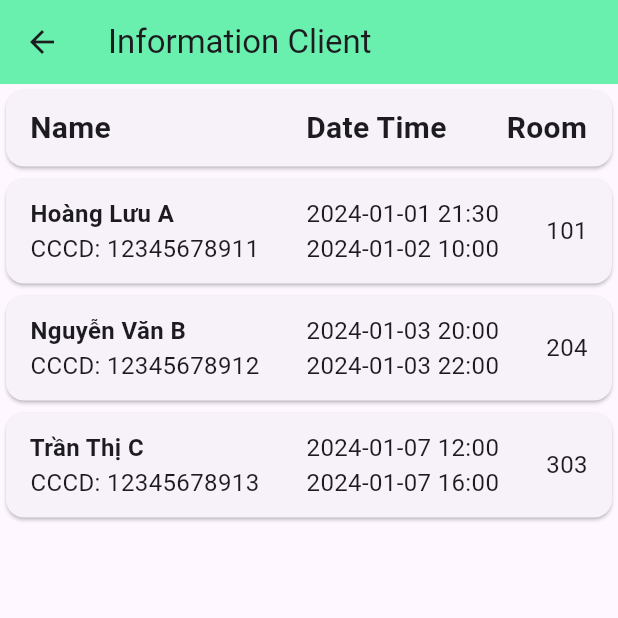
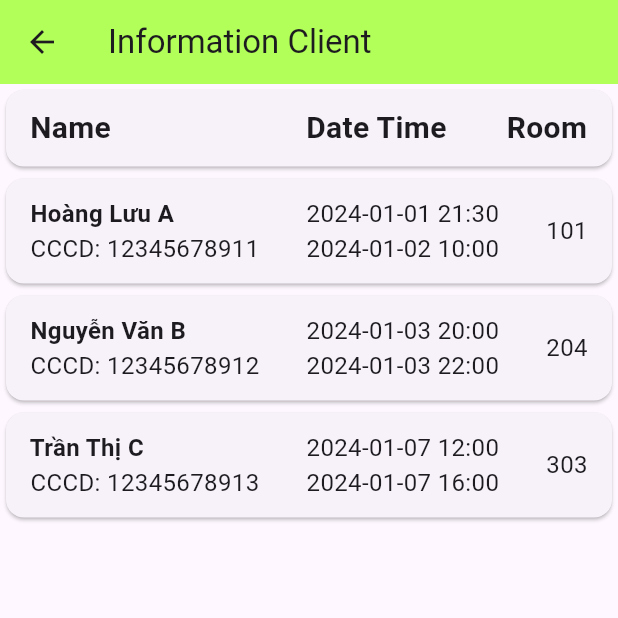
Before and after one commit to ptnga/laptrinhUD, a Flutter app: the screen it shows after launch, after a tap on "Room", after a tap on the "arrow back" icon, after a tap on "Client", on a phone screen of 412 x 824 dp, the top half of it. Run offline on Flutter 3.47's test engine with Material 3 defaults, Android fonts, the phone set to English and light mode, and no system bars; network calls fail.

```diff
--- a/qlkhachsan/lib/main.dart
+++ b/qlkhachsan/lib/main.dart
@@ -10,6 +10,7 @@ import 'widgets/showClient.dart';
 import '/widgets/showRoomDetailList.dart';
 import 'widgets/showService.dart';
 import 'widgets/statistic.dart';
+import '/widgets/about.dart';
 
 void main() {
   runApp(const MyApp());
@@ -35,7 +36,8 @@ class MyApp extends StatelessWidget {
           "/thongtin": (context) => showRoomDetai(),
           "/khachhang": (context) => showClient(),
           "/dichvu": (context) => Service(),
-          "/thongke": (context) => StatisticsPage()
+          "/thongke": (context) => StatisticsPage(),
+          "/about": (context) => About()
         },
         //home: MyHomePage(), // Set MyHomePage as the home screen
       ),
--- a/qlkhachsan/lib/widgets/components/my_drawer.dart
+++ b/qlkhachsan/lib/widgets/components/my_drawer.dart
@@ -12,7 +12,7 @@ class MyDrawer extends StatelessWidget{
             accountEmail: Text('nguyenhuuhoan22032003@gmail.com'),
             currentAccountPicture: GestureDetector(
               child: new CircleAvatar(
-                  backgroundColor: Colors.red,
+                  backgroundColor: Colors.orange,
                   child: Icon(Icons.person, color: Colors.white,)
               ),
             ),
@@ -28,28 +28,42 @@ class MyDrawer extends StatelessWidget{
             ),
           ),
           InkWell(
-            onTap: () => Navigator.of(context).popAndPushNamed('/'),
+            onTap: () => Navigator.of(context).popAndPushNamed('/phong'),
             child: ListTile(
               title: Text('Room'),
               leading: Icon(Icons.room, color: Colors.red),
             ),
           ),
           InkWell(
-            onTap: () => Navigator.of(context).popAndPushNamed('/'),
+            onTap: () => Navigator.of(context).popAndPushNamed('/khachhang'),
+            child: ListTile(
+              title: Text('Client'),
+              leading: Icon(Icons.people, color: Colors.orange),
+            ),
+          ),
+          InkWell(
+            onTap: () => Navigator.of(context).popAndPushNamed('/dichvu'),
             child: ListTile(
               title: Text('Service'),
               leading: Icon(Icons.cleaning_services),
             ),
           ),
           InkWell(
-            onTap: () => Navigator.of(context).popAndPushNamed('/'),
+            onTap: () => Navigator.of(context).popAndPushNamed('/book'),
             child: ListTile(
               title: Text('Pay Order'),
               leading: Icon(Icons.calendar_today, color: Colors.purple,),
             ),
           ),
           InkWell(
-            onTap: () => Navigator.of(context).popAndPushNamed('/'),
+            onTap: () => Navigator.of(context).popAndPushNamed('/thongtin'),
+            child: ListTile(
+              title: Text('Information'),
+              leading: Icon(Icons.insert_drive_file, color: Colors.brown),
+            ),
+          ),
+          InkWell(
+            onTap: () => Navigator.of(context).popAndPushNamed('/thongke'),
             child: ListTile(
               title: Text('Statistics'),
               leading: Icon(Icons.bar_chart, color: Colors.orange),
@@ -66,7 +80,7 @@ class MyDrawer extends StatelessWidget{
             ),
           ),
           InkWell(
-            onTap: () => Navigator.of(context).popAndPushNamed('/'),
+            onTap: () => Navigator.of(context).popAndPushNamed('/about'),
             child: ListTile(
               title: Text('About'),
               leading: Icon(Icons.help, color: Colors.green),
--- a/qlkhachsan/lib/widgets/home_page.dart
+++ b/qlkhachsan/lib/widgets/home_page.dart
@@ -182,7 +182,7 @@ class MyHomePage extends StatelessWidget{
                       mainAxisAlignment: MainAxisAlignment.center,
                       children: [
                         Image.network(
-                          'https://encrypted-tbn0.gstatic.com/images?q=tbn:ANd9GcT8G0oe-9R-XHGLoIzNMFkVY2W9TuN9T_UnqM_M4yqw5Pe0LFpw1aOXhUi1Onk9MVLs6As&usqp=CAU',
+                          'https://static.vecteezy.com/ti/vecteur-libre/p1/16436622-conception-d-icone-de-vecteur-de-chambre-a-coucher-gratuit-vectoriel.jpg',
                           width: ui.fontSize * 4,
                           height: ui.fontSize * 4,
                         ),
--- a/qlkhachsan/lib/widgets/settings.dart
+++ b/qlkhachsan/lib/widgets/settings.dart
@@ -15,7 +15,7 @@ class MySetting extends StatelessWidget {
               backgroundColor: ui.appBarColor,
             ),
 
-            drawer: MyDrawer(),
+            //drawer: MyDrawer(),
 
               body: Column(
                 children: [
--- a/qlkhachsan/lib/widgets/showClient.dart
+++ b/qlkhachsan/lib/widgets/showClient.dart
@@ -2,6 +2,7 @@ import 'package:flutter/material.dart';
 import 'package:qlkhachsan/models/Client.dart';
 import 'package:qlkhachsan/models/Room.dart';
 import 'package:provider/provider.dart';
+import 'package:qlkhachsan/models/user_interface.dart';
 import 'roomManager.dart';
 import 'package:intl/intl.dart';
 
@@ -10,11 +11,12 @@ class showClient extends StatelessWidget {
   Widget build(BuildContext context) {
     RoomManagerProvider roomManagerProvider = Provider.of<RoomManagerProvider>(context, listen: true);
     List<Client> listClient = roomManagerProvider.listClient;
-
+    return Consumer<UserInterface>(
+        builder: (context, ui, child){
           return Scaffold(
             appBar: AppBar(
               title: Text('Information Client'),
-        backgroundColor: Colors.greenAccent,
+              backgroundColor: ui.appBarColor,
               leading: IconButton(
                 icon: Icon(Icons.arrow_back),
                 onPressed: () {
@@ -55,6 +57,8 @@ class showClient extends StatelessWidget {
             ),
           );
         }
+    );
+  }
 
   Widget buildCard(BuildContext context, Client c) {
     RoomManagerProvider roomManagerProvider = Provider.of<RoomManagerProvider>(context, listen: true);
```
Also changed, not shown: qlkhachsan/lib/widgets/about.dart (added, +98 -0 lines), qlkhachsan/lib/widgets/showService.dart (+7 -1 lines), qlkhachsan/lib/widgets/statistic.dart (+7 -1 lines). Lines whose indentation alone changed are shown as unchanged.
